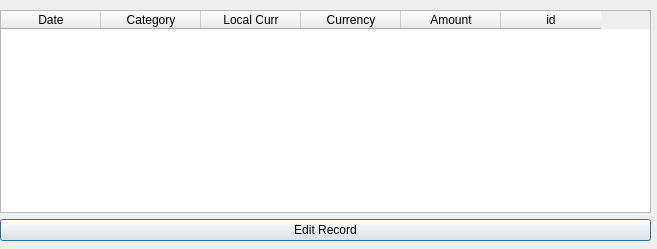
Above: allexpenses.ui from tvb2/expenses before the change. Below: the same form after it.
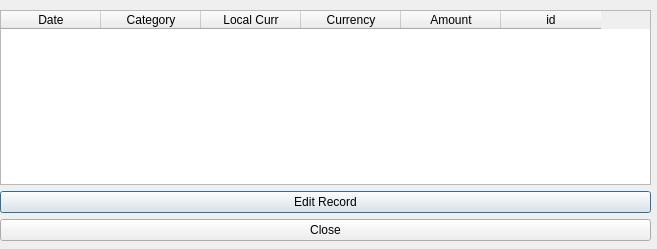
That is the form after the change.

Diff of the .ui file:
```diff
--- a/allexpenses.ui
+++ b/allexpenses.ui
@@ -98,6 +98,13 @@
       </property>
      </widget>
     </item>
+    <item>
+     <widget class="QPushButton" name="pb_Close">
+      <property name="text">
+       <string>Close</string>
+      </property>
+     </widget>
+    </item>
    </layout>
   </widget>
  </widget>
```
